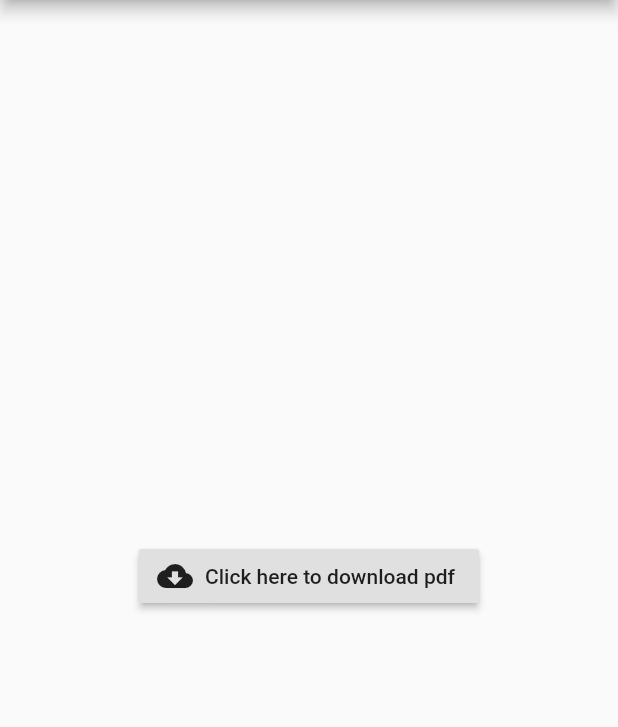
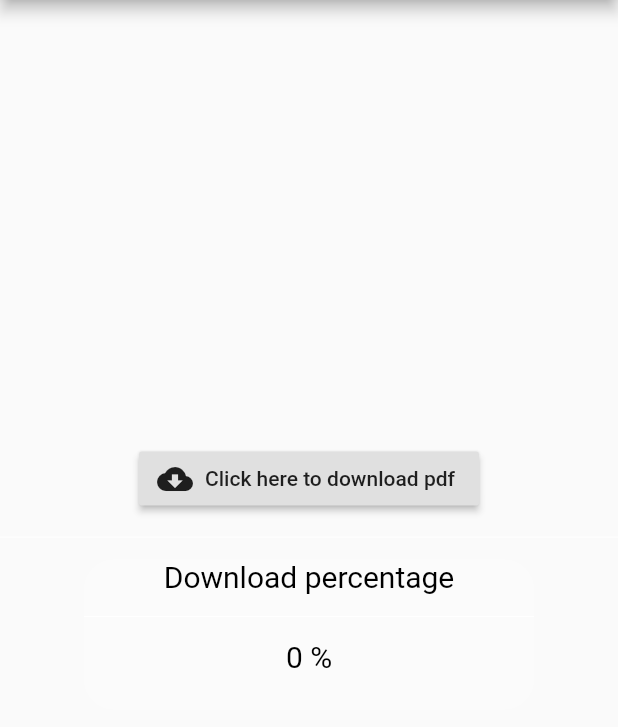
Before and after one commit to BehzadBeikverdi/Flutter-Notification, a Flutter app: the screen it shows after launch, after a tap on "Notify Download", on a phone screen of 412 x 824 dp, the part 84-811 px from its top. Run offline on Flutter 3.47's test engine with Material 2 defaults, Android fonts, the phone set to English and light mode, and no system bars; our stand-ins replace dio, flutter_local_notifications, permission_handler; missing offline and left inert: flutter_downloader.

Commit message:
Third Commit

```diff
--- a/lib/main.dart
+++ b/lib/main.dart
@@ -1,10 +1,13 @@
 import 'package:flutter/material.dart';
+import 'package:flutter_downloader/flutter_downloader.dart';
 import 'package:flutter_local_notifications/flutter_local_notifications.dart';
 import 'package:local_notification/home.dart';
 final FlutterLocalNotificationsPlugin flutterLocalNotificationsPlugin =
 FlutterLocalNotificationsPlugin();
 
 void main() async{
+  WidgetsFlutterBinding.ensureInitialized();
+  await FlutterDownloader.initialize();
   runApp(const MyApp());
 }
 
--- a/lib/notify_download.dart
+++ b/lib/notify_download.dart
@@ -1,6 +1,13 @@
+import 'dart:isolate';
+import 'dart:ui';
+
+import 'package:dio/dio.dart';
 import 'package:flutter/material.dart';
+import 'package:flutter_downloader/flutter_downloader.dart';
 import 'package:flutter_local_notifications/flutter_local_notifications.dart';
 import 'package:local_notification/second_screen.dart';
+import 'package:path_provider/path_provider.dart';
+import 'package:permission_handler/permission_handler.dart';
 import 'main.dart';
 
 class NotifyDownload extends StatefulWidget {
@@ -14,8 +21,24 @@ class _NotifyDownloadState extends State<NotifyDownload> {
 
   FlutterLocalNotificationsPlugin? localNotifications;
 
+  static downloadCallback(id, status, progress) {
+    SendPort? sendPort = IsolateNameServer.lookupPortByName("downloadingPdf");
+    sendPort?.send(progress);
+  }
+
+  int progress = 0;
+  ReceivePort receivePort = ReceivePort();
   @override
   void initState() {
+    IsolateNameServer.registerPortWithName(receivePort.sendPort, "downloadingPdf");
+
+    receivePort.listen((message) {
+      setState(() {
+        progress = message;
+      });
+    });
+
+    FlutterDownloader.registerCallback(downloadCallback);
     super.initState();
 
     var androidInitialize = const AndroidInitializationSettings('ic_app_logo');
@@ -33,26 +56,26 @@ class _NotifyDownloadState extends State<NotifyDownload> {
     localNotifications = FlutterLocalNotificationsPlugin();
     localNotifications?.initialize(initializationSettings, onSelectNotification: selectNotification);
 
-    runLocalNotification() async {
-      final NotificationAppLaunchDetails? notificationAppLaunchDetails =
-      await flutterLocalNotificationsPlugin.getNotificationAppLaunchDetails();
-
-      if (notificationAppLaunchDetails?.didNotificationLaunchApp ?? false) {
-        // redirect to new screen if true.
-        await Navigator.push(
-          context,
-          MaterialPageRoute(builder: (context) =>
-          const SecondScreen()),);
-      }
-    }
-    runLocalNotification();
+    // runLocalNotification() async {
+    //   final NotificationAppLaunchDetails? notificationAppLaunchDetails =
+    //   await flutterLocalNotificationsPlugin.getNotificationAppLaunchDetails();
+    //
+    //   if (notificationAppLaunchDetails?.didNotificationLaunchApp ?? false) {
+    //     // redirect to new screen if true.
+    //     await Navigator.push(
+    //       context,
+    //       MaterialPageRoute(builder: (context) =>
+    //       const SecondScreen()),);
+    //   }
+    // }
+    // runLocalNotification();
   }
 
   Future showNotification() async{
     var androidDetails = const AndroidNotificationDetails("android_channel_id", "Local notifications",
       playSound: true,
       importance: Importance.max,
-      // priority: Priority.max,
+      priority: Priority.max,
       fullScreenIntent: true,
       enableLights: true,
       enableVibration: true,
@@ -75,7 +98,7 @@ class _NotifyDownloadState extends State<NotifyDownload> {
 
     var generateNotificationDetails = NotificationDetails(android: androidDetails, iOS: iOSDetails,);
 
-    await localNotifications?.show(0, "Iran SIgn", "Please sign the document", generateNotificationDetails);
+    await localNotifications?.show(0, "Iran SIgn", "Download the document", generateNotificationDetails);
 
     // final NotificationAppLaunchDetails? notificationAppLaunchDetails =
     // await localNotifications?.getNotificationAppLaunchDetails();
@@ -83,32 +106,129 @@ class _NotifyDownloadState extends State<NotifyDownload> {
     //     notificationAppLaunchDetails?.didNotificationLaunchApp ?? false;
     // final initialRoute = didNotificationLaunchApp ? const SecondScreen() : const Notify();
     // initialRoute;
+
   }
 
+  void downloadFile() async {
+    var url = "https://cvbuilder.me/Builder/Pdf/fa/template33/a5970bb1-db76-4ae8-9d29-7c58b9a4f127/MyResume-551[www.cvbuilder.me].pdf";
+    String saveLoc= "/storage/emulated/0/Download";
+    // await FlutterDownloader.enqueue(
+    //   url: 'https://cvbuilder.me/Builder/Pdf/fa/template33/a5970bb1-db76-4ae8-9d29-7c58b9a4f127/MyResume-551[www.cvbuilder.me].pdf',
+    //   savedDir: '/storage/emulated/0/Download',
+    //   fileName: "My Resume",
+    //   showNotification: true, // show download progress in status bar (for Android)
+    //   openFileFromNotification: true, // click on notification to open downloaded file (for Android)
+    // );
+    // Dio? dio;
+    // await dio?.download(url, saveLoc,
+    //     onReceiveProgress: (received, total) {
+    //       if (total != -1) {
+    //         print("Rec: $received , Total: $total");
+    //         debugPrint("Directory path : $saveLoc/$fileName");
+    //         int percentage = ((received / total) * 100).floor();
+    //         print("$percentage");
+    //         // setState(() {
+    //         //   downloadProgressString =
+    //         //       ((received / total) * 100).toStringAsFixed(0) + "%";
+    //         // });
+    //       }
+    //     });
+
+    // await FlutterDownloader.enqueue(url: url,
+    //     savedDir: saveLoc, fileName: 'SampleFile');
+
+    final statusPermission = await Permission.storage.request();
+
+    if(statusPermission.isGranted) {
+
+      final baseStorage = await getExternalStorageDirectory();
+
+      await FlutterDownloader.enqueue(url: url,
+          savedDir: saveLoc, fileName: 'MyResume.pdf');
+
+    }else {
+      print("No Permission");
+    }
+  }
   void selectNotification(body) async {
-    await Navigator.push(
-      context,
-      MaterialPageRoute(builder: (context) =>
-      const SecondScreen()),);
-    // navigatorKey.currentState?.push(
-    //     MaterialPageRoute(builder: (context) => const SecondScreen())
-    // );
+    downloadFile();
+    // await Navigator.push(
+    //   context,
+    //   MaterialPageRoute(builder: (context) =>
+    //   const SecondScreen()),);
+    // // navigatorKey.currentState?.push(
+    // //     MaterialPageRoute(builder: (context) => const SecondScreen())
+    // // );
   }
-
 
   @override
   Widget build(BuildContext context) {
     return Scaffold(
       appBar: AppBar(title: const Text('Flutter Notify'), centerTitle: true,),
-      body: Center(
-        child: RaisedButton.icon(
+      body: Column(
+        mainAxisAlignment: MainAxisAlignment.center,
+        children: [
+          RaisedButton.icon(
             onPressed: () {
               showNotification();
+              // FlutterDownloader.initialize();
+              // downloadFile();
             },
             label: const Text("Click here to download pdf"),
             icon: const Icon(Icons.cloud_download),
           ),
+          const Divider(
+            height: 30,
+            color: Colors.white,
+          ),
+          Container(
+            height: 100,
+            width: 300,
+            margin: EdgeInsets.symmetric(horizontal: 20),
+            decoration: BoxDecoration(color: Colors.white24, borderRadius: BorderRadius.circular(20)),
+            child: Column(
+              children: <Widget>[
+                const Text("Download percentage", style: TextStyle(fontSize: 20, color: Colors.black)),
+                const Divider(
+                  height: 30,
+                  color: Colors.white,
+                ),
+                Text("$progress %", style: const TextStyle(fontSize: 20, color: Colors.black),),
+              ],
+            ),
+          ),
+        ],
       ),
     );
   }
+
+  // void progressDownload(BuildContext context) {
+  //   showGeneralDialog(
+  //     context: context,
+  //     barrierLabel: "Barrier",
+  //     barrierDismissible: true,
+  //     barrierColor: Colors.black.withOpacity(0.5),
+  //     transitionDuration: Duration(milliseconds: 700),
+  //     pageBuilder: (_, __, ___) {
+  //       return Center(
+  //         child: Container(
+  //           height: 100,
+  //           width: 300,
+  //           margin: EdgeInsets.symmetric(horizontal: 20),
+  //           decoration: BoxDecoration(color: Colors.white, borderRadius: BorderRadius.circular(20)),
+  //           child: Column(
+  //             children: <Widget>[
+  //               const Text("Download percentage", style: TextStyle(fontSize: 20, color: Colors.black)),
+  //               const Divider(
+  //                 height: 30,
+  //                 color: Colors.white,
+  //               ),
+  //               Text("$progress %", style: const TextStyle(fontSize: 20, color: Colors.black),),
+  //             ],
+  //           ),
+  //         ),
+  //       );
+  //     },
+  //   );
+  // }
 }
--- a/pubspec.yaml
+++ b/pubspec.yaml
@@ -35,6 +35,11 @@ dependencies:
   # Use with the CupertinoIcons class for iOS style icons.
   cupertino_icons: ^1.0.2
   flutter_local_notifications: ^9.6.1
+  flutter_downloader: ^1.6.1
+  path_provider: ^2.0.11
+  dio: ^4.0.6
+  permission_handler: ^10.0.0
+#  flash: ^2.0.3+2
 
 dev_dependencies:
   flutter_test:
```
Also changed, not shown: pubspec.lock, 1 other file. Lines whose indentation alone changed are shown as unchanged.
